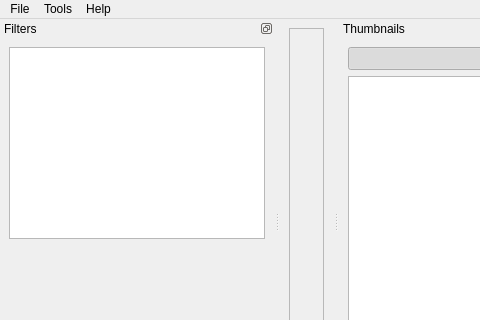
This is src/ui/MainWindow.ui in ImageProcessing-ElectronicPublications/scantailor-experimental as Qt 5 draws it before an edit; both pictures show x 0 to 480 and y 0 to 320 of the 613 by 445 pixel window. The edited form follows.
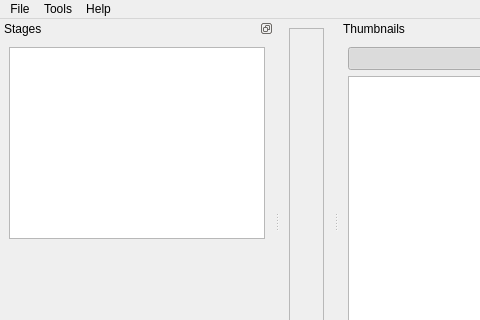
This is the edited form. Icons and pictures are not drawn. Custom widgets are drawn as their Qt base class.

Commit message: 0.2023.11.09: page layout: fix long string -> remove to tooltips

The edit to the form file:
```diff
--- a/src/ui/MainWindow.ui
+++ b/src/ui/MainWindow.ui
@@ -115,7 +115,7 @@
     <set>QDockWidget::DockWidgetFloatable|QDockWidget::DockWidgetMovable</set>
    </property>
    <property name="windowTitle">
-    <string>Filters</string>
+    <string>Stages</string>
    </property>
    <attribute name="dockWidgetArea">
     <number>1</number>
```
The commit also changes 2 other files.
